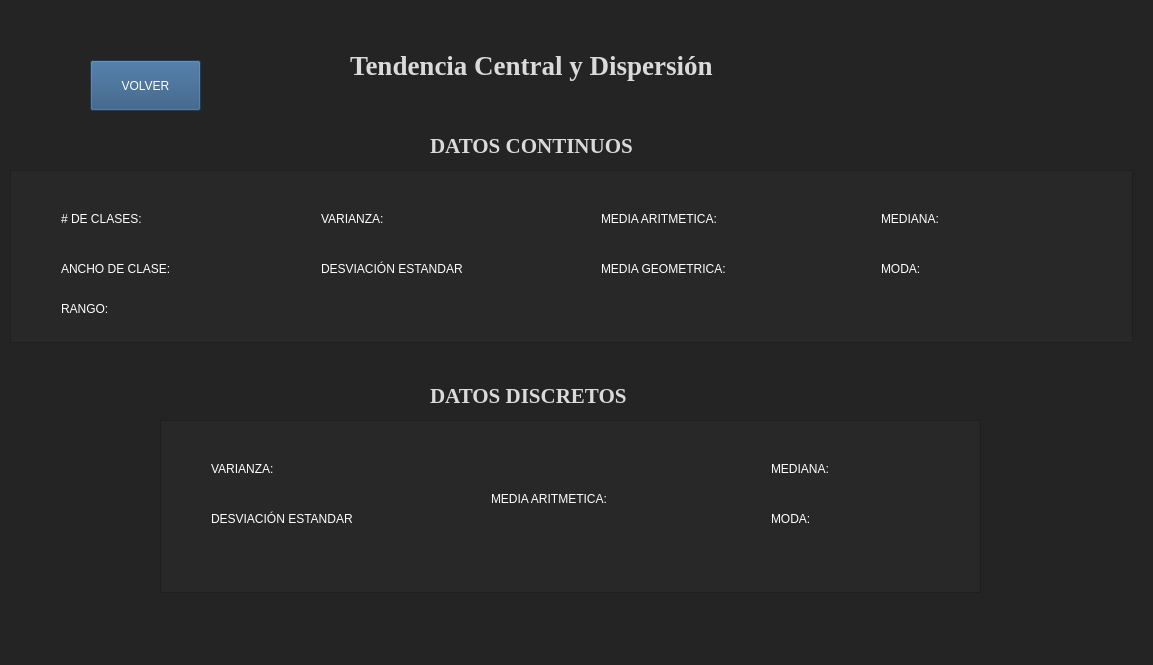
The window that Views/secondWindow.ui (AndresThomas/Probabilidad-y-estadistica) describes before a commit, drawn with Qt 5.
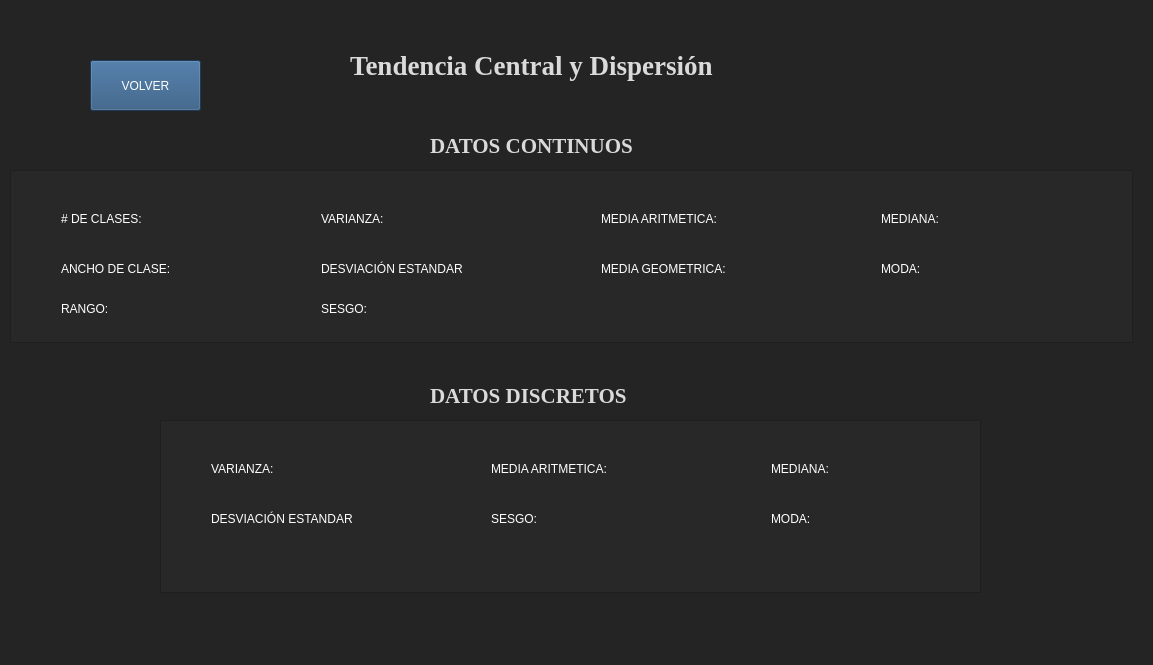
The same window after the commit.

Commit message: sesgo added and tendencias fixed

Diff of the .ui file:
```diff
--- a/Views/secondWindow.ui
+++ b/Views/secondWindow.ui
@@ -352,6 +352,38 @@
       <string>RANGO:</string>
      </property>
     </widget>
+    <widget class="QLabel" name="label_Sesgo">
+     <property name="geometry">
+      <rect>
+       <x>310</x>
+       <y>130</y>
+       <width>51</width>
+       <height>16</height>
+      </rect>
+     </property>
+     <property name="styleSheet">
+      <string notr="true">color: rgb(255, 255, 255);</string>
+     </property>
+     <property name="text">
+      <string>SESGO:</string>
+     </property>
+    </widget>
+    <widget class="QLabel" name="label_Sesgo_Resultado">
+     <property name="geometry">
+      <rect>
+       <x>370</x>
+       <y>130</y>
+       <width>55</width>
+       <height>16</height>
+      </rect>
+     </property>
+     <property name="styleSheet">
+      <string notr="true">color: rgb(85, 85, 255);</string>
+     </property>
+     <property name="text">
+      <string/>
+     </property>
+    </widget>
    </widget>
   </widget>
   <widget class="QLabel" name="calculos_2">
@@ -511,7 +543,7 @@
      <property name="geometry">
       <rect>
        <x>460</x>
-       <y>70</y>
+       <y>40</y>
        <width>55</width>
        <height>16</height>
       </rect>
@@ -527,7 +559,7 @@
      <property name="geometry">
       <rect>
        <x>330</x>
-       <y>70</y>
+       <y>40</y>
        <width>121</width>
        <height>16</height>
       </rect>
@@ -603,6 +635,38 @@
       <string>MODA:</string>
      </property>
     </widget>
+    <widget class="QLabel" name="label_Sesgo_Discreto">
+     <property name="geometry">
+      <rect>
+       <x>330</x>
+       <y>90</y>
+       <width>61</width>
+       <height>16</height>
+      </rect>
+     </property>
+     <property name="styleSheet">
+      <string notr="true">color: rgb(255, 255, 255);</string>
+     </property>
+     <property name="text">
+      <string>SESGO:</string>
+     </property>
+    </widget>
+    <widget class="QLabel" name="label_Sesgo_Resultado_Discreto">
+     <property name="geometry">
+      <rect>
+       <x>400</x>
+       <y>90</y>
+       <width>55</width>
+       <height>16</height>
+      </rect>
+     </property>
+     <property name="styleSheet">
+      <string notr="true">color: rgb(85, 85, 255);</string>
+     </property>
+     <property name="text">
+      <string/>
+     </property>
+    </widget>
    </widget>
   </widget>
  </widget>
```
The commit also changes 2 other files.
